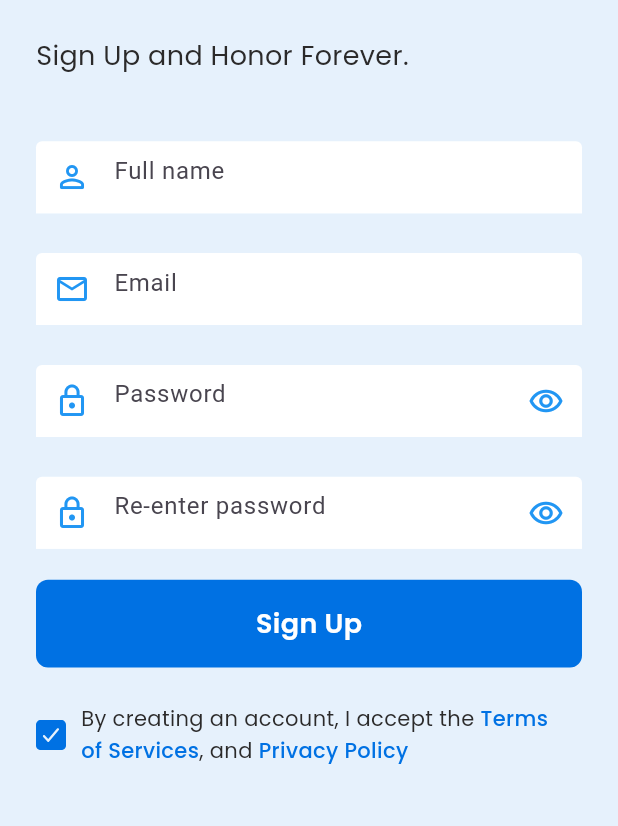
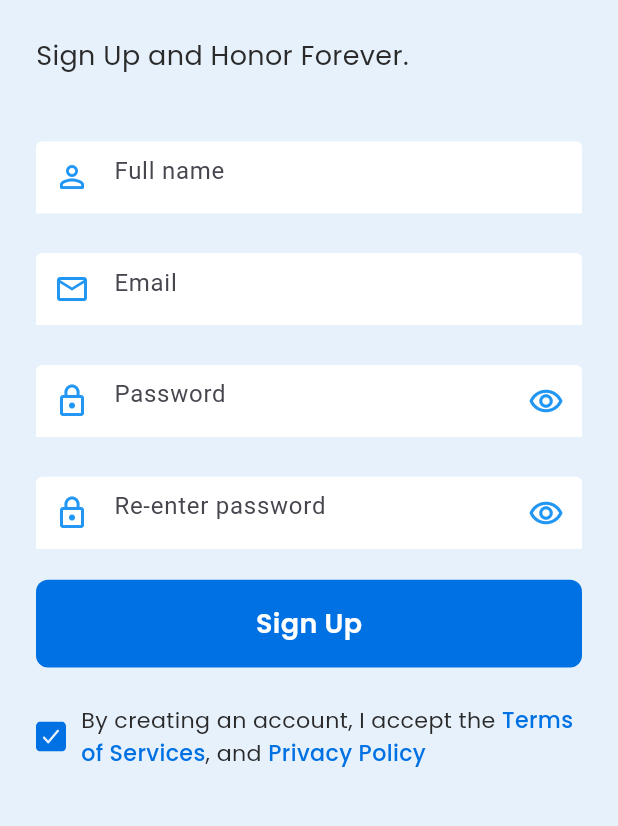
Before and after one commit to sagorahamed1/Memorial_Moments, a Flutter app: the screen it shows after launch, after a tap on "Sign Up", on a phone screen of 412 x 824 dp, the part 265-1091 px from its top. Run offline on Flutter 3.47's test engine with Material 3 defaults, Android fonts, the phone set to English and light mode, and no system bars; our stand-ins replace flutter_screenutil, flutter_svg, get, google_fonts, pin_code_fields.

Commit message:
Responsive Issue Done

```diff
--- a/lib/views/screens/signUp/sign_up_screen.dart
+++ b/lib/views/screens/signUp/sign_up_screen.dart
@@ -5,7 +5,6 @@ import 'package:get/get.dart';
 import 'package:memorial/routes/app_routes.dart';
 import 'package:memorial/utils/app_constants.dart';
 import 'package:memorial/utils/app_icons.dart';
-import 'package:memorial/views/screens/verifyMail/verify_mail_screen.dart';
 import 'package:memorial/views/widgets/custom_buttom.dart';
 import 'package:memorial/views/widgets/custom_text_field.dart';
 import '../../../utils/app_images.dart';
@@ -77,14 +76,14 @@ class SignUpScreen extends StatelessWidget {
               children: [
                 SvgPicture.asset(AppIcons.checkbox),
                 const SizedBox(width: 10),
-                const Text.rich(
+                Text.rich(
                   TextSpan(
                     children: [
                       TextSpan(
                         text: 'By creating an account, I accept the ',
                         style: TextStyle(
-                          color: Color(0xFF2B2A2A),
-                          fontSize: 14,
+                          color: const Color(0xFF2B2A2A),
+                          fontSize: 14.sp,
                           fontFamily: 'Poppins',
                           fontWeight: FontWeight.w400,
                           height: 0,
@@ -93,8 +92,8 @@ class SignUpScreen extends StatelessWidget {
                       TextSpan(
                         text: 'Terms\nof Services',
                         style: TextStyle(
-                          color: Color(0xFF0071E3),
-                          fontSize: 14,
+                          color: const Color(0xFF0071E3),
+                          fontSize: 14.sp,
                           fontFamily: 'Poppins',
                           fontWeight: FontWeight.w500,
                           height: 0,
@@ -103,8 +102,8 @@ class SignUpScreen extends StatelessWidget {
                       TextSpan(
                         text: ', and ',
                         style: TextStyle(
-                          color: Color(0xFF2B2A2A),
-                          fontSize: 14,
+                          color: const Color(0xFF2B2A2A),
+                          fontSize: 14.sp,
                           fontFamily: 'Poppins',
                           fontWeight: FontWeight.w400,
                           height: 0,
@@ -113,8 +112,8 @@ class SignUpScreen extends StatelessWidget {
                       TextSpan(
                         text: 'Privacy Policy',
                         style: TextStyle(
-                          color: Color(0xFF0071E3),
-                          fontSize: 14,
+                          color: const Color(0xFF0071E3),
+                          fontSize: 14.sp,
                           fontFamily: 'Poppins',
                           fontWeight: FontWeight.w500,
                           height: 0,
--- a/lib/views/screens/singIn/sign_in_screen.dart
+++ b/lib/views/screens/singIn/sign_in_screen.dart
@@ -7,7 +7,6 @@ import 'package:memorial/routes/app_routes.dart';
 import 'package:memorial/utils/app_constants.dart';
 import 'package:memorial/utils/app_icons.dart';
 import 'package:memorial/utils/app_images.dart';
-import 'package:memorial/views/screens/signUp/sign_up_screen.dart';
 import 'package:memorial/views/widgets/custom_text.dart';
 import '../../widgets/custom_button.dart';
 import '../../widgets/custom_text_field.dart';
@@ -37,22 +36,21 @@ class SignInScreen extends StatelessWidget {
                 style: GoogleFonts.parisienne(
                   color: const Color(0xFF0071E3),
                   fontWeight: FontWeight.w900,
-                  fontSize: 24,
+                  fontSize: 24.sp,
                 ),
               ),
               CustomText(
                 text: AppConstants.connectMemories,
                 color: const Color(0xFF2B2A2A),
                 fontWeight: FontWeight.w400,
-                fontsize: 18,
+                fontsize: 18.sp,
               ),
               const SizedBox(height: 30),
               CustomText(
                   text: AppConstants.unlockMemories,
                   color: const Color(0xFF2B2A2A),
                   fontWeight: FontWeight.w400,
-                fontsize: 14,
-              ),
+                  fontsize: 14.sp),
               const SizedBox(height: 20),
               const CustomTextField(
                 title: AppConstants.email,
@@ -69,19 +67,21 @@ class SignInScreen extends StatelessWidget {
                 text: AppConstants.forgetPass,
                 color: const Color(0xFF0071E3),
                 fontWeight: FontWeight.w600,
-                fontsize: 18,
+                fontsize: 18.sp,
               ),
               const SizedBox(height: 20),
-              CustomButton(onpress: () {
+              CustomButton(
+                  onpress: () {
                     Get.toNamed(AppRoutes.homeScreen);
-              }, title: AppConstants.signIn),
+                  },
+                  title: AppConstants.signIn),
               const SizedBox(height: 20),
               Center(
                 child: CustomText(
                   text: AppConstants.or,
                   color: const Color(0xFF2B2A2A),
                   fontWeight: FontWeight.w600,
-                  fontsize: 14,
+                  fontsize: 14.sp,
                 ),
               ),
               const SizedBox(height: 20),
@@ -100,22 +100,26 @@ class SignInScreen extends StatelessWidget {
                   crossAxisAlignment: CrossAxisAlignment.center,
                   children: [
                     Container(
-                      width: 24.w,
-                      height: 24.h,
-                      clipBehavior: Clip.antiAlias,
+                      width: 300.w,
+                      height: 65.h,
+                      child: Row(
+                        mainAxisSize: MainAxisSize.min,
+                        mainAxisAlignment: MainAxisAlignment.center,
+                        crossAxisAlignment: CrossAxisAlignment.center,
+                        children: [
+                          Container(
+                            clipBehavior: Clip.none,
                             decoration: const BoxDecoration(),
-                      child:
-                          Stack(children: [SvgPicture.asset(AppIcons.google)]),
+                            child: SvgPicture.asset(AppIcons.google),
                           ),
                           const SizedBox(width: 10),
-                    SizedBox(
-                      width: 160,
-                      height: 18,
-                      child: CustomText(
+                          CustomText(
                             text: AppConstants.continueGoogle,
                             color: const Color(0xFF2B2A2A),
                             fontWeight: FontWeight.w500,
-                        fontsize: 18,
+                            fontsize: 18.sp,
+                          ),
+                        ],
                       ),
                     ),
                   ],
@@ -129,7 +133,7 @@ class SignInScreen extends StatelessWidget {
                     text: AppConstants.dontAccount,
                     color: const Color(0xFF2B2A2A),
                     fontWeight: FontWeight.w400,
-                    fontsize: 18,
+                    fontsize: 18.sp,
                   ),
                   const SizedBox(width: 5),
                   TextButton(
@@ -140,7 +144,7 @@ class SignInScreen extends StatelessWidget {
                       text: AppConstants.signUp,
                       color: const Color(0xFF0071E3),
                       fontWeight: FontWeight.w600,
-                      fontsize: 18,
+                      fontsize: 18.sp,
                     ),
                   ),
                 ],
--- a/lib/views/screens/verifyMail/verify_mail_screen.dart
+++ b/lib/views/screens/verifyMail/verify_mail_screen.dart
@@ -55,10 +55,11 @@ class VerifyMailScreen extends StatelessWidget {
                 color: const Color(0xFF0071E3),
               ),
             ),
-            const SizedBox(height: 250),
+            const Spacer(),
             CustomButton(title: AppConstants.getStarted, onpress: () {
               Get.toNamed(AppRoutes.forgetPassword);
-            })
+            }),
+      const SizedBox(height: 54),
           ],
         ),
       ),
--- a/lib/views/widgets/custom_button.dart
+++ b/lib/views/widgets/custom_button.dart
@@ -12,8 +12,8 @@ class CustomButton extends StatelessWidget {
     return GestureDetector(
       onTap: onpress,
       child: Container(
-        width: 342.w,
-        height: 56.h,
+        width: 452.w,
+        height: 60.h,
         padding: const EdgeInsets.all(10),
         decoration: ShapeDecoration(
           color: const Color(0xFF0071E3),
```
Also changed, not shown: lib/views/screens/changePassword/change_password_screen.dart (+9 -6 lines), lib/views/screens/fogetPassword/forget_password_screen.dart (+8 -5 lines), lib/views/screens/getOtp/get_otp_srceen.dart (+15 -18 lines), lib/views/screens/resetPassword/reset_rassword_screen.dart (+16 -16 lines). Lines whose indentation alone changed are shown as unchanged.
